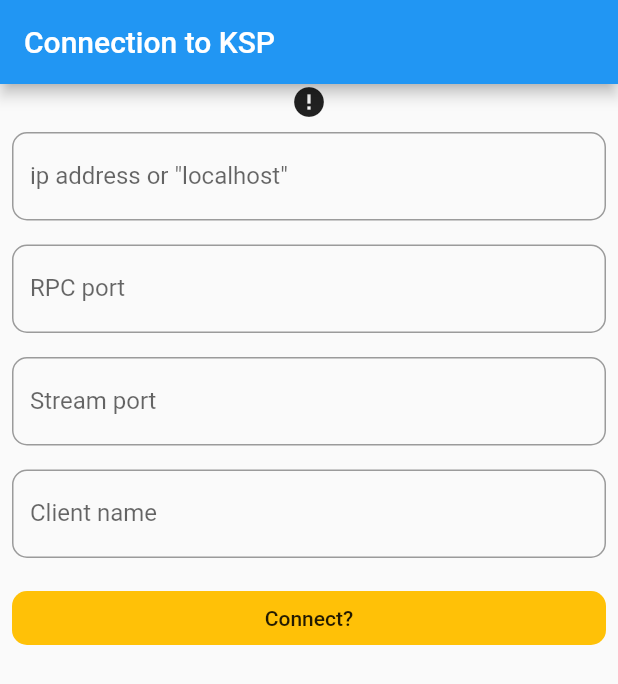
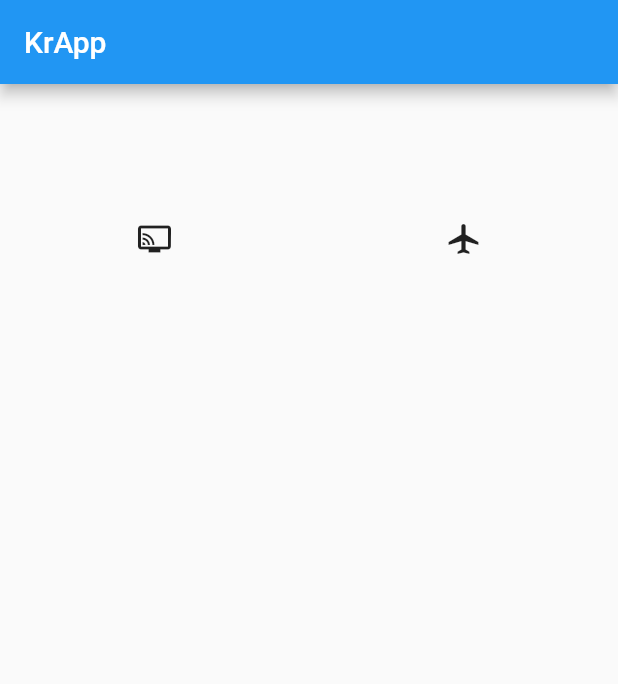
Before and after one commit to Inveniemus/KrApp, a Flutter app: the screen it shows after launch, on a phone screen of 412 x 824 dp. Shown: the top 684 px of the screen. Run offline on Flutter 3.47's test engine with Material 2 defaults, Android fonts, the phone set to English and light mode, and no system bars; our stand-ins replace bloc, flutter_bloc, flutter_riverpod; missing offline and left inert: krpc_dart.

```diff
--- a/lib/application/connection_bloc.dart
+++ b/lib/application/connection/connection_bloc.dart
@@ -2,28 +2,25 @@ import 'dart:async';
 
 import 'package:bloc/bloc.dart';
 import 'package:flutter_riverpod/all.dart';
-import 'package:kerbal_remote_application/domain/connection/connection_parameters.dart';
 import 'package:krpc_dart/krpc_dart.dart';
 import 'package:meta/meta.dart';
 
-import '../krpc/client.dart';
+import '../../krpc/client.dart';
 
-import '../domain/connection/ip.dart';
-import '../domain/connection/port.dart';
+import '../../domain/connection/ip.dart';
+import '../../domain/connection/port.dart';
+import '../../domain/connection/connection_parameters.dart';
 
 part 'connection_event.dart';
-
 part 'connection_state.dart';
 
 class KrpcConnectionBloc
     extends Bloc<KrpcConnectionEvent, KrpcConnectionState> {
-  ProviderContainer _container;
   ConnectionParameters _parameters;
   KrpcClient _client;
 
   KrpcConnectionBloc() : super(KrpcDisconnectedState()) {
-    _container = ProviderContainer();
-    _client = _container.read(clientProvider);
+    _client = ProviderContainer().read(clientProvider);
     _parameters = ConnectionParameters();
   }
 
@@ -31,7 +28,6 @@ class KrpcConnectionBloc
   Stream<KrpcConnectionState> mapEventToState(
     KrpcConnectionEvent event,
   ) async* {
-    print(event.toString());
     if (event is ConnectionParametersEvent) {
       _updateConnectionParameters(event);
       yield _validityState();
@@ -95,7 +91,6 @@ class KrpcConnectionBloc
 
   // Testing stuff
   void setTestingContainer(ProviderContainer testingContainer) {
-    _container = testingContainer;
-    _client = _container.read(clientProvider);
+    _client = testingContainer.read(clientProvider);
   }
 }
--- /dev/null
+++ b/lib/application/vessel/vessel_event.dart
@@ -0,0 +1,6 @@
+part of 'vessel_bloc.dart';
+
+@immutable
+abstract class VesselEvent {}
+
+class RequestVesselDataEvent extends VesselEvent {}
--- /dev/null
+++ b/lib/domain/vessel/vessel_data.dart
@@ -0,0 +1,4 @@
+/// Safe data class to reflect a Vessel state
+class VesselData {
+  String name;
+}
--- a/lib/kr_app.dart
+++ b/lib/kr_app.dart
@@ -1,15 +1,21 @@
 import 'package:flutter/material.dart';
 import 'package:flutter_bloc/flutter_bloc.dart';
-import 'package:kerbal_remote_application/application/connection_bloc.dart';
-import 'package:kerbal_remote_application/ui/connection/connection_page.dart';
+
+import 'application/connection/connection_bloc.dart';
+import 'ui/home.dart';
+import 'ui/connection/connection_page.dart';
+import 'ui/vessel/vessel_page.dart';
 
 class KrApp extends StatelessWidget {
   @override
   Widget build(BuildContext context) {
     return MaterialApp(
-      home: BlocProvider(
-          create: (BuildContext context) => KrpcConnectionBloc(),
-          child: ConnectionPage()),
+      initialRoute: '/',
+      routes: {
+        '/': (context) => HomePage(),
+        '/connection': (context) => ConnectionPage(),
+        '/vessel': (context) => VesselPage(),
+      },
     );
   }
 }
--- a/lib/ui/connection/connection_page.dart
+++ b/lib/ui/connection/connection_page.dart
@@ -1,4 +1,6 @@
 import 'package:flutter/material.dart';
+import 'package:flutter_bloc/flutter_bloc.dart';
+import 'package:kerbal_remote_application/application/connection/connection_bloc.dart';
 
 import 'connection_widget.dart';
 
@@ -9,7 +11,7 @@ class ConnectionPage extends StatelessWidget {
       appBar: AppBar(
         title: Text('Connection to KSP'),
       ),
-      body: ConnectionWidget(),
+      body: BlocProvider(create: (context) => KrpcConnectionBloc(), child: ConnectionWidget()),
     );
   }
 }
--- a/lib/ui/connection/connection_widget.dart
+++ b/lib/ui/connection/connection_widget.dart
@@ -1,7 +1,7 @@
 import 'package:flutter/material.dart';
 import 'package:flutter_bloc/flutter_bloc.dart';
 
-import '../../application/connection_bloc.dart';
+import '../../application/connection/connection_bloc.dart';
 import '../../domain/connection/ip.dart';
 import '../../domain/connection/port.dart';
 
@@ -19,7 +19,6 @@ class ConnectionWidget extends StatelessWidget {
           padding: const EdgeInsets.all(8.0),
           child: BlocConsumer<KrpcConnectionBloc, KrpcConnectionState>(
             listener: (context, state) {
-              print(state);
               if (state is KrpcConnectionErrorState) {
                 ScaffoldMessenger.of(context).showSnackBar(SnackBar(
                   content: Text("ERROR! Couldn't connect"),
@@ -74,7 +73,6 @@ class _InputFieldState<T> extends State<InputField> {
         context.read<KrpcConnectionBloc>().add(IpParameterEvent(ip));
         _rebuildInputMessage(null);
       } else {
-        print(ip.failure.description());
         _rebuildInputMessage(ip.failure.description());
       }
     } else if (T == Port) {
--- /dev/null
+++ b/lib/ui/home.dart
@@ -0,0 +1,26 @@
+import 'package:flutter/material.dart';
+import 'package:flutter/widgets.dart';
+
+class HomePage extends StatelessWidget {
+  @override
+  Widget build(BuildContext context) {
+    return Scaffold(
+      appBar: AppBar(
+        title: Text('KrApp'),
+      ),
+      body: GridView.count(
+        crossAxisCount: 2,
+        children: [
+          IconButton(
+            icon: Icon(Icons.connected_tv),
+            onPressed: () => Navigator.of(context).pushNamed('/connection'),
+          ),
+          IconButton(
+            icon: Icon(Icons.airplanemode_active),
+            onPressed: () => Navigator.of(context).pushNamed('/vessel'),
+          )
+        ],
+      ),
+    );
+  }
+}
--- a/pubspec.yaml
+++ b/pubspec.yaml
@@ -13,7 +13,7 @@ dependencies:
     sdk: flutter
   krpc_dart:
     path: ../krpc-dart/
-  flutter_riverpod: ^0.12.1
+  flutter_riverpod: ^0.12.2
   flutter_bloc: ^6.1.1
 
 dev_dependencies:
```
Also changed, not shown: lib/application/vessel/vessel_bloc.dart (added, +33 -0 lines), lib/application/vessel/vessel_state.dart (added, +11 -0 lines), lib/ui/vessel/vessel_page.dart (added, +19 -0 lines), lib/ui/vessel/vessel_page_body.dart (added, +44 -0 lines), lib/application/connection/connection_event.dart (renamed from lib/application/connection_event.dart), lib/application/connection/connection_state.dart (renamed from lib/application/connection_state.dart), 1 other file.
